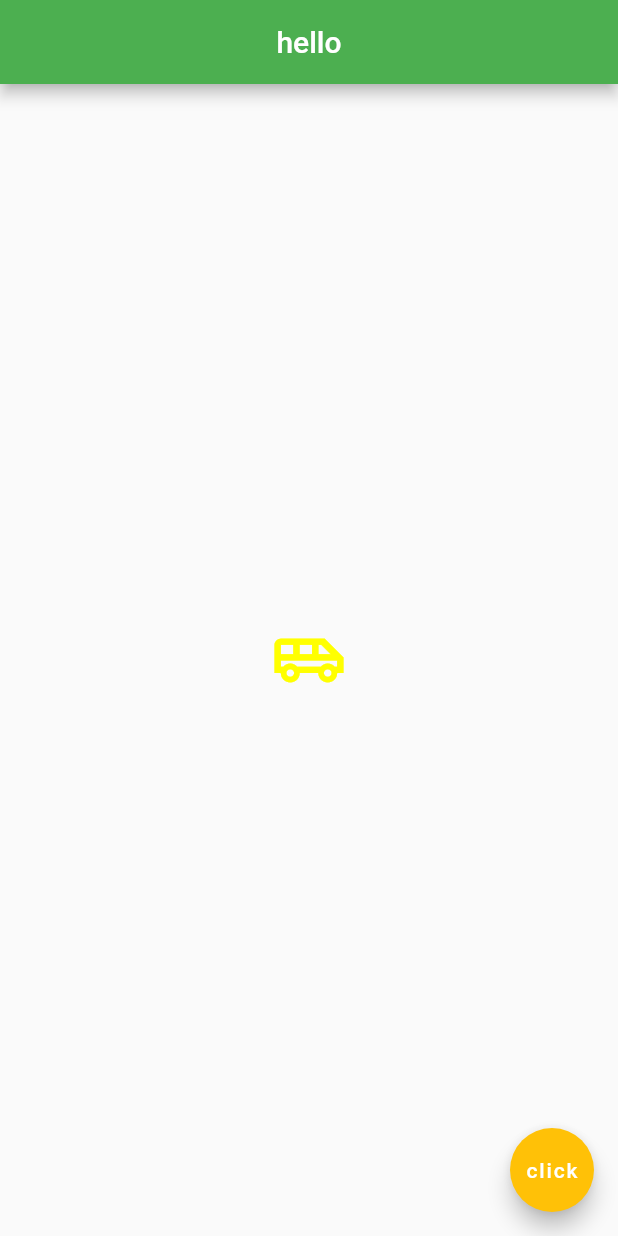
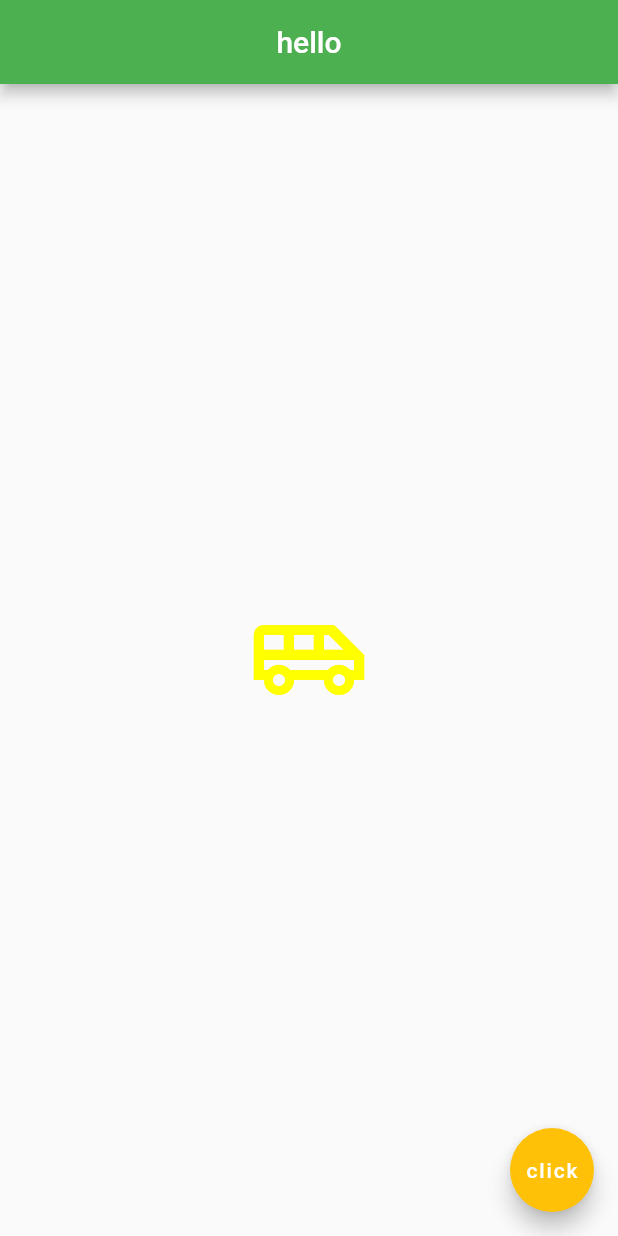
Before and after one commit to Nyaradzo20/my-Flutter-repo, a Flutter app: the screen it shows after launch, on a phone screen of 412 x 824 dp. Run offline on Flutter 3.47's test engine with Material 2 defaults, Android fonts, the phone set to English and light mode, and no system bars; missing offline and left inert: dart:html.

```diff
--- a/lib/main.dart
+++ b/lib/main.dart
@@ -19,7 +19,7 @@ class Home extends StatelessWidget {
         child: Icon(
           Icons.airport_shuttle_outlined,
           color: Colors.yellowAccent,
-          size: 50.0,
+          size: 80.0,
         ),
       ),
       floatingActionButton: FloatingActionButton(
```
Also changed, not shown: 1 other file.
